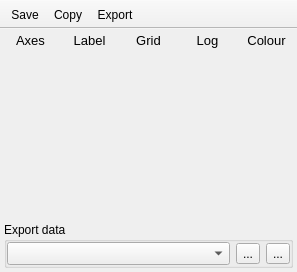
Old version of the form UIs/nCustomPlot.ui in the repository NeutrinoToolkit/Neutrino.
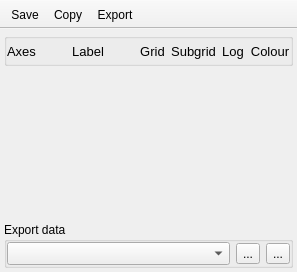
New version of the form. Icons and pictures are not drawn.

Patch:
```diff
--- a/UIs/nCustomPlot.ui
+++ b/UIs/nCustomPlot.ui
@@ -102,7 +102,12 @@
      </spacer>
     </item>
     <item row="0" column="0">
-     <widget class="QWidget" name="widget" native="true">
+     <widget class="QGroupBox" name="groupBox_2">
+      <property name="font">
+       <font>
+        <pointsize>10</pointsize>
+       </font>
+      </property>
       <layout class="QGridLayout" name="gridLayout_4">
        <property name="leftMargin">
         <number>0</number>
@@ -117,16 +122,16 @@
         <number>0</number>
        </property>
        <item row="0" column="0">
-        <layout class="QGridLayout" name="labels_layout">
-         <item row="0" column="0">
-          <widget class="QLabel" name="label">
+        <layout class="QGridLayout" name="labels_layout" columnstretch="0,1,0,0,0,0">
+         <item row="0" column="4">
+          <widget class="QLabel" name="label_4">
            <property name="font">
             <font>
              <pointsize>10</pointsize>
             </font>
            </property>
            <property name="text">
-            <string>Axes</string>
+            <string>Log</string>
            </property>
            <property name="alignment">
             <set>Qt::AlignCenter</set>
@@ -148,6 +153,21 @@
            </property>
           </widget>
          </item>
+         <item row="0" column="5">
+          <widget class="QLabel" name="label_5">
+           <property name="font">
+            <font>
+             <pointsize>10</pointsize>
+            </font>
+           </property>
+           <property name="text">
+            <string>Colour</string>
+           </property>
+           <property name="alignment">
+            <set>Qt::AlignCenter</set>
+           </property>
+          </widget>
+         </item>
          <item row="0" column="1">
           <widget class="QLabel" name="label_2">
            <property name="font">
@@ -163,30 +183,30 @@
            </property>
           </widget>
          </item>
+         <item row="0" column="0">
+          <widget class="QLabel" name="label">
+           <property name="font">
+            <font>
+             <pointsize>10</pointsize>
+            </font>
+           </property>
+           <property name="text">
+            <string>Axes</string>
+           </property>
+           <property name="alignment">
+            <set>Qt::AlignCenter</set>
+           </property>
+          </widget>
+         </item>
          <item row="0" column="3">
-          <widget class="QLabel" name="label_4">
+          <widget class="QLabel" name="label_6">
            <property name="font">
             <font>
              <pointsize>10</pointsize>
             </font>
            </property>
            <property name="text">
-            <string>Log</string>
-           </property>
-           <property name="alignment">
-            <set>Qt::AlignCenter</set>
-           </property>
-          </widget>
-         </item>
-         <item row="0" column="4">
-          <widget class="QLabel" name="label_5">
-           <property name="font">
-            <font>
-             <pointsize>10</pointsize>
-            </font>
-           </property>
-           <property name="text">
-            <string>Colour</string>
+            <string>Subgrid</string>
            </property>
            <property name="alignment">
             <set>Qt::AlignCenter</set>
```
Left out of the diff: 2 changed lines with no effect on the pictures.
